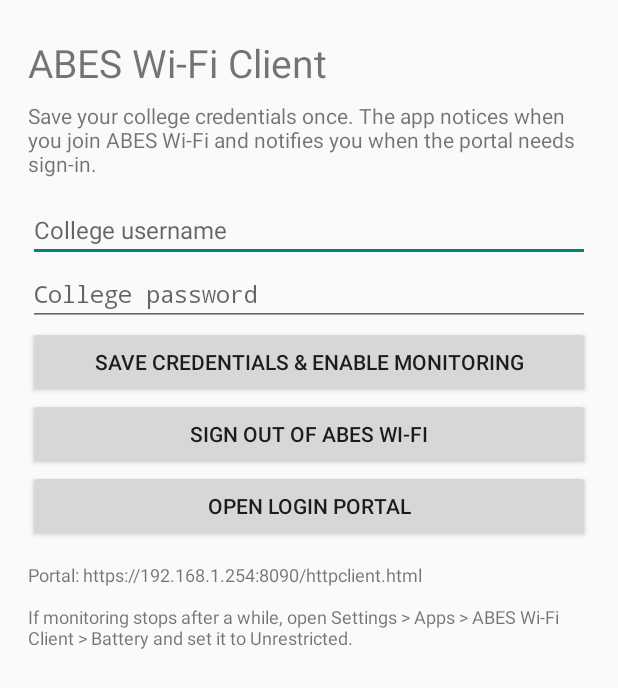
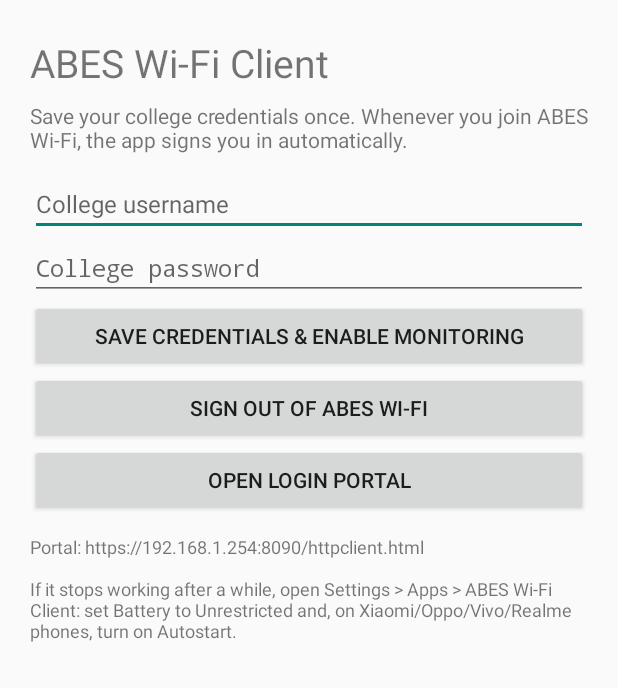
Before and after one commit to Divit-aggarwal/abes-wifi-client, an Android app: the screen it shows after launch (MainActivity), on a phone screen of 412 x 824 dp. Shown: the top 688 px of the screen. Run offline under Robolectric (Android 15) with nearby library versions, the phone set to English and light mode, and no system bars; 3 statements that could not run were skipped.

Commit message:
Pin the portal certificate; fewer checks; battery exemption prompt
Security: the password was sent automatically to any server at
192.168.1.254:8090 with any certificate, so a fake hotspot could
collect it. Both the direct login and the WebView now accept only the
real ABES portal key (SHA-256 SPKI pin, Sophos appliance cert valid to
2036). On mismatch nothing is sent; the notification/page say why.
Tested on device with the real pin (passes) and a wrong pin (sign-out,
login and WebView all refused before sending; no autofill on the
blocked page). Unit test uses the real portal certificates.

Battery: Wi-Fi capability callbacks fire constantly (signal strength);
re-check only when online/login-required status changes. Device: 3
checks in 60 s, none while idle.

Compatibility: ask to be exempt from battery optimisation after Save
(OEMs like Xiaomi/Oppo/Vivo/Samsung kill background apps), with a
fallback screen; dp-based spacing; clearer in-app text.

Co-Authored-By: Claude Opus 5.5 <noreply@anthropic.com>

```diff
--- a/app/src/main/AndroidManifest.xml
+++ b/app/src/main/AndroidManifest.xml
@@ -9,6 +9,8 @@
     <uses-permission android:name="android.permission.FOREGROUND_SERVICE_CONNECTED_DEVICE" />
     <!-- Restart monitoring after a reboot (BootReceiver). -->
     <uses-permission android:name="android.permission.RECEIVE_BOOT_COMPLETED" />
+    <!-- One-tap "don't kill me" prompt; aggressive OEM battery savers otherwise stop auto-login. -->
+    <uses-permission android:name="android.permission.REQUEST_IGNORE_BATTERY_OPTIMIZATIONS" />
 
     <application
         android:allowBackup="false"
--- a/app/src/main/java/com/divit/abesclient/MainActivity.kt
+++ b/app/src/main/java/com/divit/abesclient/MainActivity.kt
@@ -4,9 +4,11 @@ import android.Manifest
 import android.app.Activity
 import android.content.Intent
 import android.content.pm.PackageManager
+import android.net.Uri
 import android.os.Build
 import android.os.Bundle
-import android.view.Gravity
+import android.os.PowerManager
+import android.provider.Settings
 import android.widget.*
 import androidx.core.app.ActivityCompat
 import androidx.core.content.ContextCompat
@@ -21,12 +23,12 @@ class MainActivity : Activity() {
             startActivity(Intent(this, PortalActivity::class.java)); finish(); return
         }
         val root = LinearLayout(this).apply {
-            orientation = LinearLayout.VERTICAL; setPadding(28, 36, 28, 24)
+            orientation = LinearLayout.VERTICAL; setPadding(20.dp, 24.dp, 20.dp, 16.dp)
         }
         root.addView(TextView(this).apply { text = "ABES Wi-Fi Client"; textSize = 26f })
         root.addView(TextView(this).apply {
-            text = "Save your college credentials once. The app notices when you join ABES Wi-Fi and notifies you when the portal needs sign-in."
-            textSize = 14f; setPadding(0, 12, 0, 20)
+            text = "Save your college credentials once. Whenever you join ABES Wi-Fi, the app signs you in automatically."
+            textSize = 14f; setPadding(0, 8.dp, 0, 12.dp)
         })
         user = field("College username").also { root.addView(it) }
         pass = field("College password", true).also { root.addView(it) }
@@ -54,8 +56,8 @@ class MainActivity : Activity() {
             setOnClickListener { startActivity(Intent(this@MainActivity, PortalActivity::class.java)) }
         })
         root.addView(TextView(this).apply {
-            text = "Portal: ${Portal.URL}\n\nIf monitoring stops after a while, open Settings > Apps > ABES Wi-Fi Client > Battery and set it to Unrestricted."
-            textSize = 12f; setPadding(0, 20, 0, 0)
+            text = "Portal: ${Portal.URL}\n\nIf it stops working after a while, open Settings > Apps > ABES Wi-Fi Client: set Battery to Unrestricted and, on Xiaomi/Oppo/Vivo/Realme phones, turn on Autostart."
+            textSize = 12f; setPadding(0, 12.dp, 0, 0)
         })
         // targetSdk 35: Android 15 draws behind the status/nav bars; pad content clear of them.
         setContentView(ScrollView(this).apply { fitsSystemWindows = true; addView(root) })
@@ -88,6 +90,21 @@ class MainActivity : Activity() {
     private fun startMonitor() {
         WifiMonitorService.start(this, WifiMonitorService.ACTION_RETRY) // new credentials: try signing in now
         toast("Wi-Fi monitoring enabled")
+        askToRunInBackground()
     }
+
+    /**
+     * Many phones (Xiaomi, Oppo, Vivo, Samsung…) kill background apps to save battery, which would stop
+     * auto-login. Ask once to be exempt; some phones don't offer this screen, so fall back to the list.
+     */
+    @android.annotation.SuppressLint("BatteryLife") // sideloaded app; Play Store policy would need review
+    private fun askToRunInBackground() {
+        if ((getSystemService(POWER_SERVICE) as PowerManager).isIgnoringBatteryOptimizations(packageName)) return
+        val direct = Intent(Settings.ACTION_REQUEST_IGNORE_BATTERY_OPTIMIZATIONS, Uri.parse("package:$packageName"))
+        runCatching { startActivity(direct) }
+            .recoverCatching { startActivity(Intent(Settings.ACTION_IGNORE_BATTERY_OPTIMIZATION_SETTINGS)) }
+    }
+
+    private val Int.dp get() = (this * resources.displayMetrics.density).toInt()
     private fun toast(s: String) = Toast.makeText(this, s, Toast.LENGTH_LONG).show()
 }
```
Also changed, not shown: app/src/main/java/com/divit/abesclient/DirectLogin.kt (+18 -9 lines), app/src/main/java/com/divit/abesclient/PortalActivity.kt (+40 -6 lines), app/src/main/java/com/divit/abesclient/WifiMonitorService.kt (+13 -0 lines), 3 other files.
